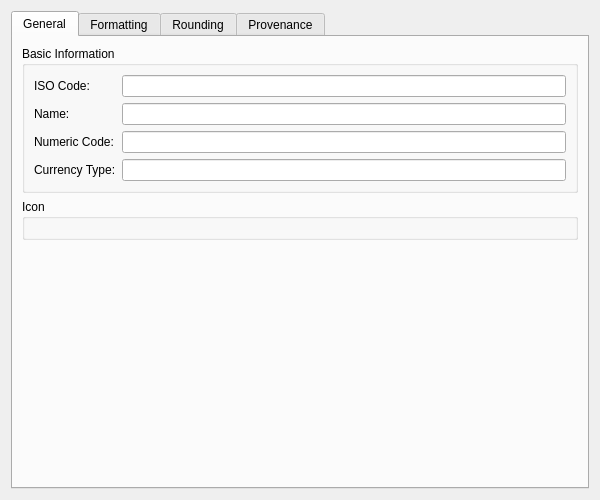
Above: projects/ores.qt/ui/CurrencyDetailDialog.ui from OreStudio/OreStudio before the change. Below: the same form after it.
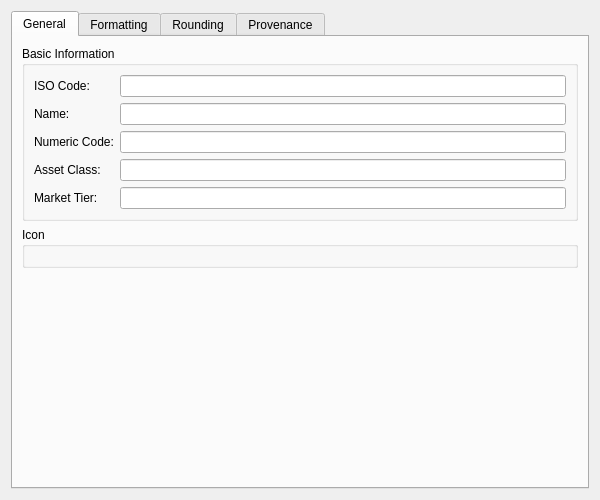
That is the form after the change. Custom widgets are drawn as their Qt base class.

Commit message: [refdata] Enhance currency taxonomy with asset class and market tier lookups

Diff of the .ui file:
```diff
--- a/projects/ores.qt/ui/CurrencyDetailDialog.ui
+++ b/projects/ores.qt/ui/CurrencyDetailDialog.ui
@@ -75,12 +75,22 @@
           <item row="3" column="0">
            <widget class="QLabel" name="labelCurrencyType">
             <property name="text">
-             <string>Currency Type:</string>
+             <string>Asset Class:</string>
             </property>
            </widget>
           </item>
           <item row="3" column="1">
-           <widget class="QLineEdit" name="currencyTypeEdit"/>
+           <widget class="QLineEdit" name="assetClassEdit"/>
+          </item>
+          <item row="4" column="0">
+           <widget class="QLabel" name="labelMarketTier">
+            <property name="text">
+             <string>Market Tier:</string>
+            </property>
+           </widget>
+          </item>
+          <item row="4" column="1">
+           <widget class="QLineEdit" name="marketTierEdit"/>
           </item>
          </layout>
         </widget>
```
Left out of the diff: 2 changed lines with no effect on the pictures. The commit also changes 105 other files.
